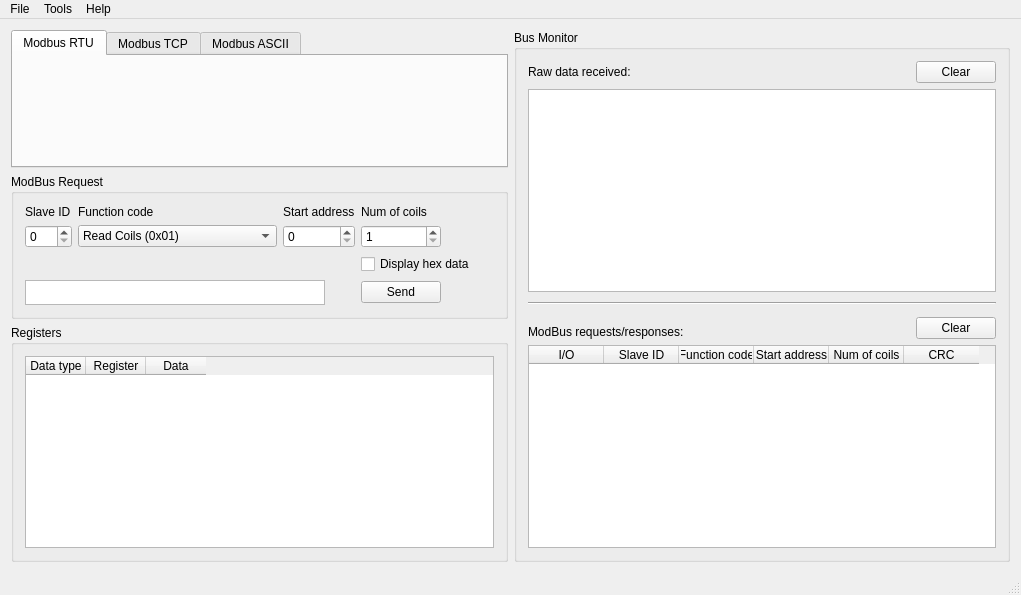
This is forms/mainwindow.ui in elnicoCZ/qmodbus as Qt 5 draws it before an edit. The edited form follows.
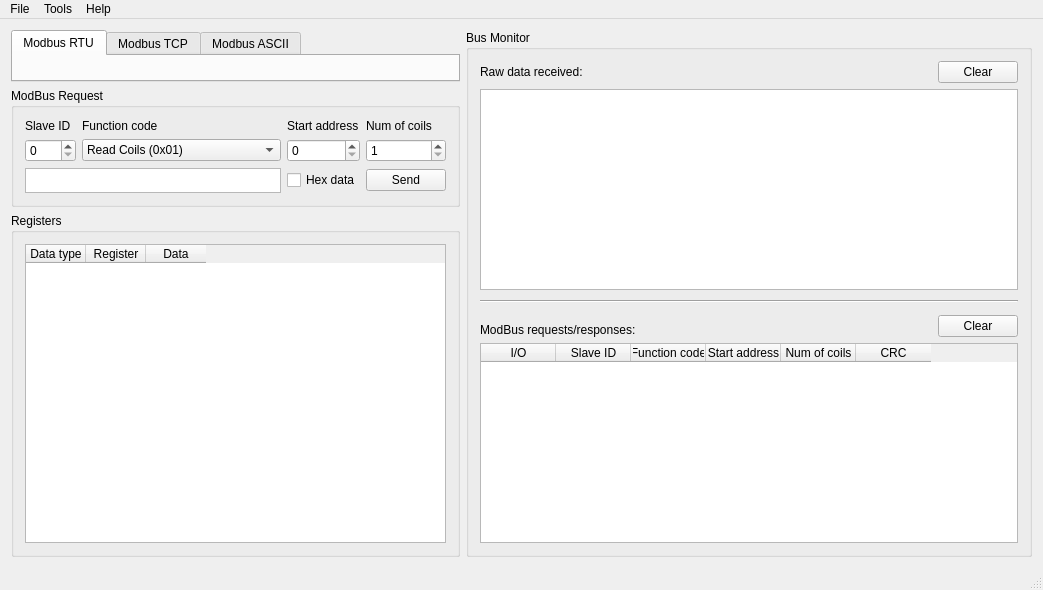
This is the edited form. The open tabs and pages were chosen to show the change. Icons and pictures are not drawn. Custom widgets are drawn as their Qt base class.

Commit message: gui: Main window + settingwidget's resizing polished.

```diff
--- a/forms/mainwindow.ui
+++ b/forms/mainwindow.ui
@@ -6,8 +6,8 @@
    <rect>
     <x>0</x>
     <y>0</y>
-    <width>1021</width>
-    <height>595</height>
+    <width>1043</width>
+    <height>590</height>
    </rect>
   </property>
   <property name="windowTitle">
@@ -18,13 +18,19 @@
     <normaloff>:/images/logo.png</normaloff>:/images/logo.png</iconset>
   </property>
   <widget class="QWidget" name="centralWidget">
-   <layout class="QHBoxLayout" name="horizontalLayout_3">
+   <layout class="QHBoxLayout" name="horizontalLayout_3" stretch="0,1">
     <item>
      <layout class="QVBoxLayout" name="verticalLayout">
       <item>
        <widget class="QTabWidget" name="tabWidget">
+        <property name="sizePolicy">
+         <sizepolicy hsizetype="Minimum" vsizetype="Minimum">
+          <horstretch>0</horstretch>
+          <verstretch>0</verstretch>
+         </sizepolicy>
+        </property>
         <property name="currentIndex">
-         <number>1</number>
+         <number>0</number>
         </property>
         <widget class="QWidget" name="tab">
          <attribute name="title">
@@ -60,38 +66,16 @@
       </item>
       <item>
        <widget class="QGroupBox" name="groupBox_2">
+        <property name="sizePolicy">
+         <sizepolicy hsizetype="Minimum" vsizetype="Preferred">
+          <horstretch>0</horstretch>
+          <verstretch>0</verstretch>
+         </sizepolicy>
+        </property>
         <property name="title">
          <string>ModBus Request</string>
         </property>
         <layout class="QGridLayout" name="gridLayout_2">
-         <item row="0" column="0">
-          <widget class="QLabel" name="label_6">
-           <property name="text">
-            <string>Slave ID</string>
-           </property>
-          </widget>
-         </item>
-         <item row="0" column="1">
-          <widget class="QLabel" name="label_7">
-           <property name="text">
-            <string>Function code</string>
-           </property>
-          </widget>
-         </item>
-         <item row="0" column="2">
-          <widget class="QLabel" name="label_8">
-           <property name="text">
-            <string>Start address</string>
-           </property>
-          </widget>
-         </item>
-         <item row="0" column="3">
-          <widget class="QLabel" name="label_9">
-           <property name="text">
-            <string>Num of coils</string>
-           </property>
-          </widget>
-         </item>
          <item row="1" column="0">
           <widget class="QSpinBox" name="slaveID">
            <property name="minimum">
@@ -102,6 +86,27 @@
            </property>
           </widget>
          </item>
+         <item row="0" column="3">
+          <widget class="QLabel" name="label_9">
+           <property name="text">
+            <string>Num of coils</string>
+           </property>
+          </widget>
+         </item>
+         <item row="2" column="3">
+          <widget class="QPushButton" name="sendBtn">
+           <property name="text">
+            <string>Send</string>
+           </property>
+          </widget>
+         </item>
+         <item row="0" column="0">
+          <widget class="QLabel" name="label_6">
+           <property name="text">
+            <string>Slave ID</string>
+           </property>
+          </widget>
+         </item>
          <item row="1" column="1">
           <widget class="QComboBox" name="functionCode">
            <item>
@@ -146,10 +151,10 @@
            </item>
           </widget>
          </item>
-         <item row="1" column="2">
-          <widget class="QSpinBox" name="startAddr">
-           <property name="maximum">
-            <number>65535</number>
+         <item row="0" column="2">
+          <widget class="QLabel" name="label_8">
+           <property name="text">
+            <string>Start address</string>
            </property>
           </widget>
          </item>
@@ -163,43 +168,21 @@
            </property>
           </widget>
          </item>
-         <item row="1" column="4">
-          <spacer name="horizontalSpacer">
-           <property name="orientation">
-            <enum>Qt::Horizontal</enum>
-           </property>
-           <property name="sizeHint" stdset="0">
-            <size>
-             <width>40</width>
-             <height>20</height>
-            </size>
-           </property>
-          </spacer>
-         </item>
-         <item row="2" column="0">
-          <spacer name="verticalSpacer">
-           <property name="orientation">
-            <enum>Qt::Vertical</enum>
-           </property>
-           <property name="sizeType">
-            <enum>QSizePolicy::Fixed</enum>
-           </property>
-           <property name="sizeHint" stdset="0">
-            <size>
-             <width>20</width>
-             <height>20</height>
-            </size>
-           </property>
-          </spacer>
-         </item>
-         <item row="2" column="3" colspan="2">
-          <widget class="QCheckBox" name="checkBoxHexData">
+         <item row="0" column="1">
+          <widget class="QLabel" name="label_7">
            <property name="text">
-            <string>Display hex data</string>
+            <string>Function code</string>
            </property>
           </widget>
          </item>
-         <item row="3" column="0" colspan="3">
+         <item row="1" column="2">
+          <widget class="QSpinBox" name="startAddr">
+           <property name="maximum">
+            <number>65535</number>
+           </property>
+          </widget>
+         </item>
+         <item row="2" column="0" colspan="2">
           <widget class="QTextEdit" name="requestPreview">
            <property name="sizePolicy">
             <sizepolicy hsizetype="Fixed" vsizetype="Fixed">
@@ -232,10 +215,13 @@
            </property>
           </widget>
          </item>
-         <item row="3" column="3">
-          <widget class="QPushButton" name="sendBtn">
+         <item row="2" column="2">
+          <widget class="QCheckBox" name="checkBoxHexData">
+           <property name="toolTip">
+            <string>Display hex data</string>
+           </property>
            <property name="text">
-            <string>Send</string>
+            <string>Hex data</string>
            </property>
           </widget>
          </item>
@@ -244,6 +230,12 @@
       </item>
       <item>
        <widget class="QGroupBox" name="groupBox_4">
+        <property name="sizePolicy">
+         <sizepolicy hsizetype="Minimum" vsizetype="Preferred">
+          <horstretch>0</horstretch>
+          <verstretch>0</verstretch>
+         </sizepolicy>
+        </property>
         <property name="title">
          <string>Registers</string>
         </property>
@@ -283,6 +275,12 @@
     </item>
     <item>
      <widget class="QGroupBox" name="groupBox_3">
+      <property name="sizePolicy">
+       <sizepolicy hsizetype="Expanding" vsizetype="Preferred">
+        <horstretch>0</horstretch>
+        <verstretch>0</verstretch>
+       </sizepolicy>
+      </property>
       <property name="title">
        <string>Bus Monitor</string>
       </property>
@@ -453,8 +451,8 @@
     <rect>
      <x>0</x>
      <y>0</y>
-     <width>1021</width>
-     <height>19</height>
+     <width>1043</width>
+     <height>21</height>
     </rect>
    </property>
    <widget class="QMenu" name="menuFile">
```
The commit also changes 2 other files.
